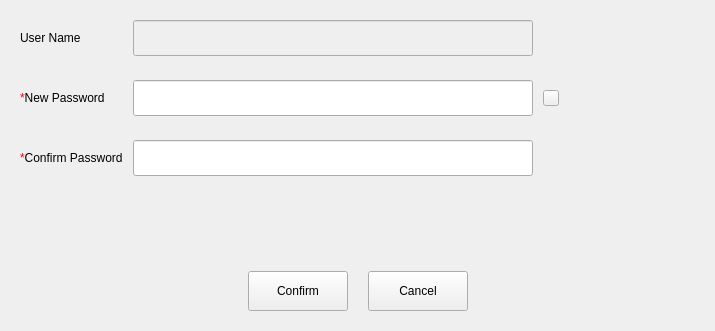
Before: the Qt Designer form src/pages/system/user-manager/user-update-dialog.ui in openeuler-mirror/ks-scmc-gui, drawn with Qt 5.
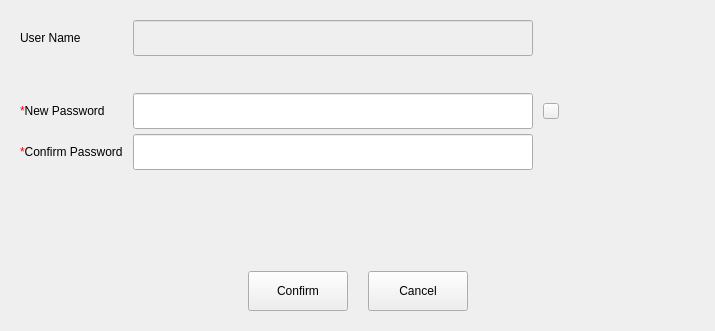
After: the same form once the commit is applied.

Commit message: fix（pages）：modify spacer horizontal hint label - 完善控件的大小

```diff
--- a/src/pages/system/user-manager/user-update-dialog.ui
+++ b/src/pages/system/user-manager/user-update-dialog.ui
@@ -274,12 +274,18 @@
          <property name="verticalSpacing">
           <number>5</number>
          </property>
-         <item row="3" column="1">
-          <widget class="QLabel" name="tip_new_pw">
-           <property name="text">
-            <string/>
+         <item row="4" column="4">
+          <spacer name="horizontalSpacer_3">
+           <property name="orientation">
+            <enum>Qt::Horizontal</enum>
            </property>
-          </widget>
+           <property name="sizeHint" stdset="0">
+            <size>
+             <width>40</width>
+             <height>20</height>
+            </size>
+           </property>
+          </spacer>
          </item>
          <item row="0" column="0">
           <widget class="QLabel" name="label_2">
```
